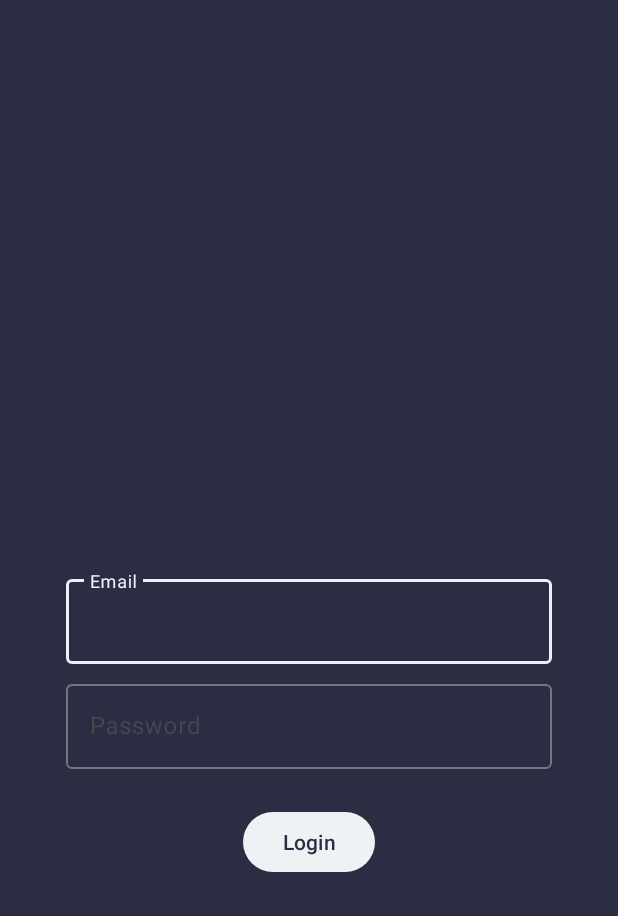
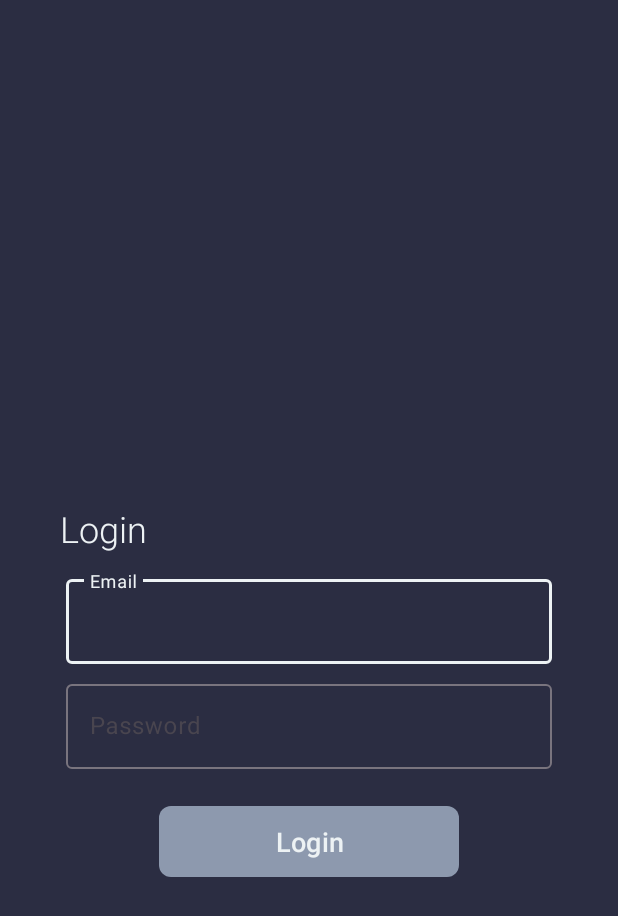
Before and after one commit to VladSpadey/CalorieGuide, an Android app: the screen it shows after launch (Login), on a phone screen of 412 x 824 dp. Shown: the top 916 px of the screen. Run offline under Robolectric (Android 15) with nearby library versions, the phone set to English and light mode, and no system bars.

Commit message:
chore: Upgraded login page design

```diff
--- a/app/src/main/res/layout/activity_login.xml
+++ b/app/src/main/res/layout/activity_login.xml
@@ -10,6 +10,17 @@
     android:paddingLeft="40dp"
     android:paddingRight="40dp"
     >
+
+    <TextView
+        android:layout_width="match_parent"
+        android:layout_height="wrap_content"
+        android:text="@string/login"
+        android:textColor="@color/white"
+        android:textSize="24sp"
+        android:layout_above="@id/email_text_input"
+        android:layout_marginBottom="8dp"
+        android:fontFamily="sans-serif-light"    />
+
 
     <com.google.android.material.textfield.TextInputLayout
         android:id="@+id/email_text_input"
@@ -24,6 +35,7 @@
             android:layout_width="match_parent"
             android:layout_height="wrap_content"
             android:inputType="textEmailAddress"
+            android:textColor="@color/white"
             android:maxLines="1" />
     </com.google.android.material.textfield.TextInputLayout>
 
@@ -31,29 +43,35 @@
         android:id="@+id/password_text_input"
         android:layout_width="match_parent"
         android:layout_height="wrap_content"
-        android:layout_margin="4dp"
+        android:layout_below="@+id/email_text_input"
+        android:layout_marginStart="4dp"
+        android:layout_marginTop="4dp"
+        android:layout_marginEnd="4dp"
+
         android:hint="@string/password"
-        app:errorEnabled="true"
-        android:layout_below="@+id/email_text_input"
-        >
+        app:errorEnabled="true">
 
 
         <com.google.android.material.textfield.TextInputEditText
             android:id="@+id/password_edit_text"
             android:layout_width="match_parent"
             android:layout_height="wrap_content"
-            android:inputType="textPassword"/>
+            android:inputType="textPassword"
+            android:textColor="@color/white" />
+
     </com.google.android.material.textfield.TextInputLayout>
 
     <com.google.android.material.button.MaterialButton
         android:id="@+id/btn_login"
-        android:layout_width="wrap_content"
-        android:layout_height="wrap_content"
+        android:layout_width="200dp"
+        android:layout_height="55dp"
         android:text="@string/login"
         android:layout_below="@+id/password_text_input"
         android:layout_centerHorizontal="true"
-        android:textColor="@color/black"
-        android:padding="3dp"
+        app:backgroundTint="@color/light_gray"
+        android:textColor="@color/white"
+        android:textSize="18sp"
+        app:cornerRadius="8dp"
         />
 
 
--- /dev/null
+++ b/app/src/main/res/values/fonts.xml
@@ -0,0 +1,5 @@
+<?xml version="1.0" encoding="utf-8"?>
+<resources>
+    <string name="font_thin">NotoSans-Thin</string>
+
+</resources>
```
